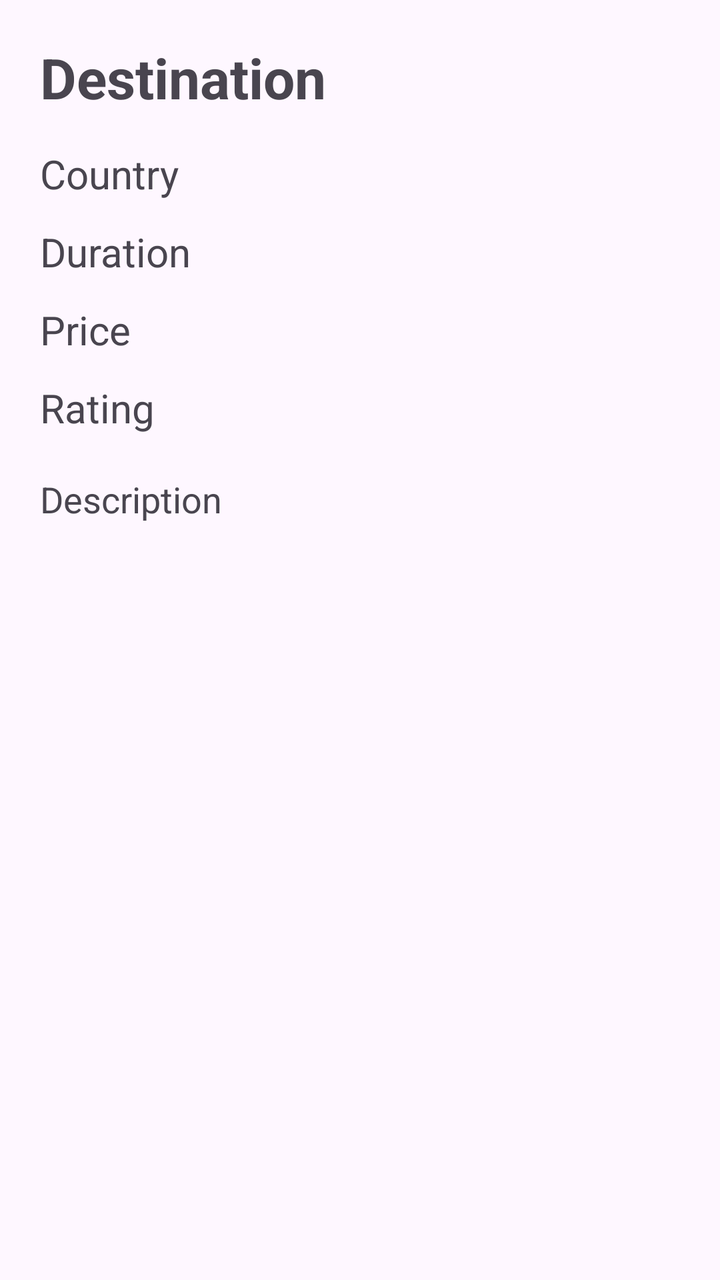
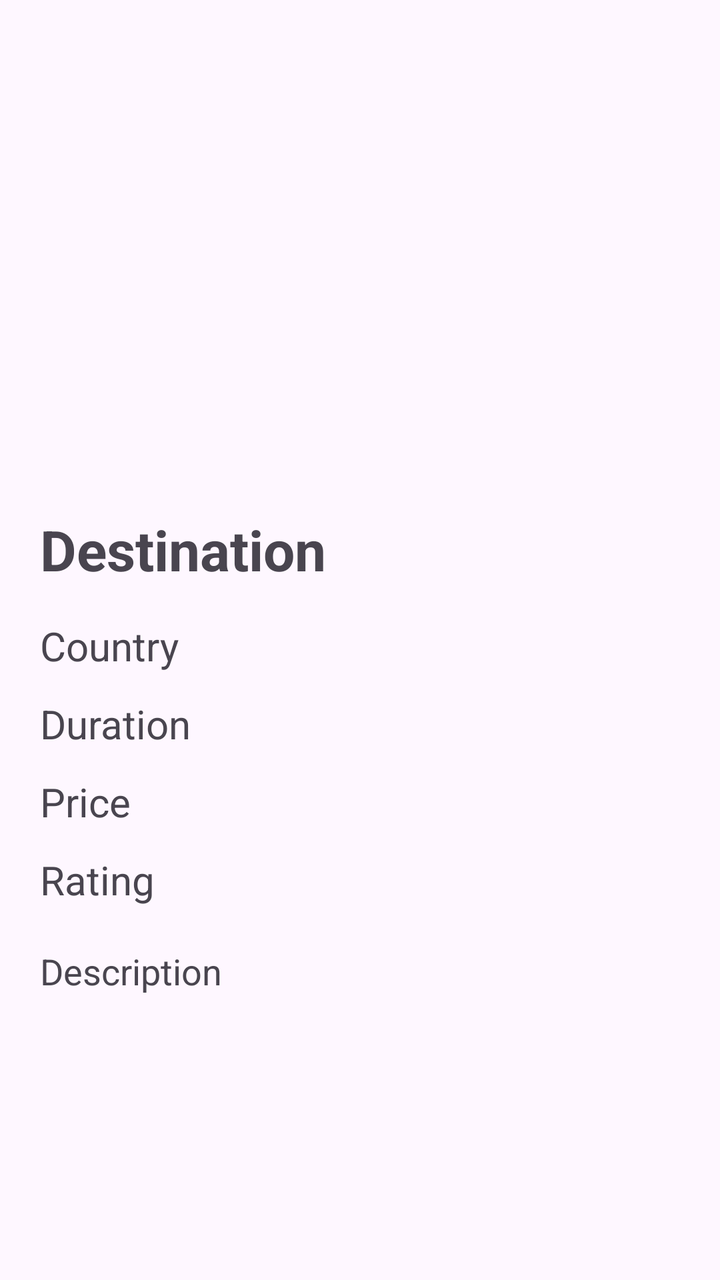

Screens rendered from an Android XML layout before and after an edit, with the pre-edit source and the edit as a unified diff.
<!-- AndroidManifest.xml: application theme Theme.Travelplanner -->
<!-- res/layout/activity_trip_details.xml -->
<?xml version="1.0" encoding="utf-8"?>
<ScrollView xmlns:android="http://schemas.android.com/apk/res/android"
    android:layout_width="match_parent"
    android:layout_height="match_parent"
    android:fillViewport="true">

    <LinearLayout
        android:layout_width="match_parent"
        android:layout_height="wrap_content"
        android:orientation="vertical"
        android:padding="20dp">

        <TextView
            android:id="@+id/txtDestination"
            android:layout_width="wrap_content"
            android:layout_height="wrap_content"
            android:text="Destination"
            android:textSize="28sp"
            android:textStyle="bold" />

        <TextView
            android:id="@+id/txtCountry"
            android:layout_width="wrap_content"
            android:layout_height="wrap_content"
            android:layout_marginTop="16dp"
            android:text="Country"
            android:textSize="20sp" />

        <TextView
            android:id="@+id/txtDuration"
            android:layout_width="wrap_content"
            android:layout_height="wrap_content"
            android:layout_marginTop="12dp"
            android:text="Duration"
            android:textSize="20sp" />

        <TextView
            android:id="@+id/txtPrice"
            android:layout_width="wrap_content"
            android:layout_height="wrap_content"
            android:layout_marginTop="12dp"
            android:text="Price"
            android:textSize="20sp" />

        <TextView
            android:id="@+id/txtRating"
            android:layout_width="wrap_content"
            android:layout_height="wrap_content"
            android:layout_marginTop="12dp"
            android:text="Rating"
            android:textSize="20sp" />

        <TextView
            android:id="@+id/txtDescription"
            android:layout_width="match_parent"
            android:layout_height="wrap_content"
            android:layout_marginTop="20dp"
            android:text="Description"
            android:textSize="18sp" />

    </LinearLayout>

</ScrollView>
<!-- resources referenced by this layout -->
<resources>
  <style name="Theme.Travelplanner" parent="Base.Theme.Travelplanner" />
  <style name="Base.Theme.Travelplanner" parent="Theme.Material3.DayNight.NoActionBar">
  
          <item name="colorPrimary">@color/primary_color</item>
          <item name="colorSecondary">@color/accent_color</item>
  
      </style>
  <color name="primary_color">#2FA084</color>
  <color name="accent_color">#6FCF97</color>
</resources>

<!-- the commit's change to res/layout/activity_trip_details.xml (unified diff, before → after) -->
@@ -9,6 +9,13 @@
         android:layout_height="wrap_content"
         android:orientation="vertical"
         android:padding="20dp">
+
+        <ImageView
+            android:id="@+id/imgTrip"
+            android:layout_width="match_parent"
+            android:layout_height="220dp"
+            android:layout_marginBottom="16dp"
+            android:scaleType="centerCrop" />
 
         <TextView
             android:id="@+id/txtDestination"
